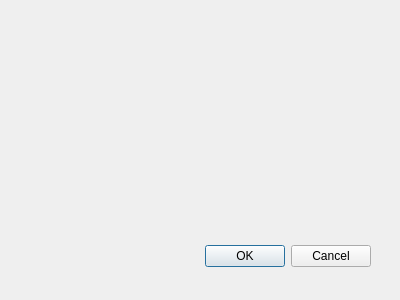
Qt form fontSettings.ui (QMapfileEditor/QMapfileEditor) before a commit.
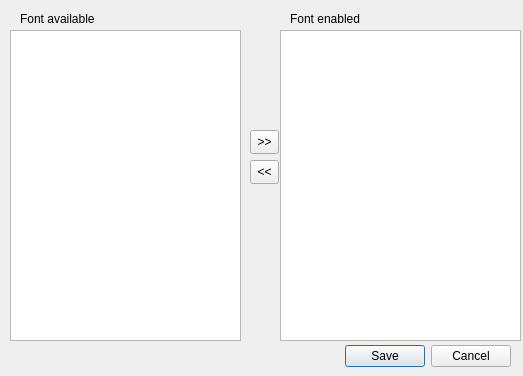
The same form after that commit.

Commit message: Add new ui for fonts settings and improve layervector ui

The edit to the form file:
```diff
--- a/fontSettings.ui
+++ b/fontSettings.ui
@@ -3,23 +3,23 @@
  <comment></comment>
  <exportmacro></exportmacro>
  <class>Dialog</class>
- <widget class="QDialog" name="Dialog" >
-  <property name="geometry" >
+ <widget class="QDialog" name="Dialog">
+  <property name="geometry">
    <rect>
     <x>0</x>
     <y>0</y>
-    <width>400</width>
-    <height>300</height>
+    <width>523</width>
+    <height>376</height>
    </rect>
   </property>
   <property name="windowTitle" >
    <string>Dialog</string>
   </property>
-  <widget class="QDialogButtonBox" name="buttonBox" >
-   <property name="geometry" >
+  <widget class="QDialogButtonBox" name="buttonBox">
+   <property name="geometry">
     <rect>
-     <x>30</x>
-     <y>240</y>
+     <x>170</x>
+     <y>340</y>
      <width>341</width>
      <height>32</height>
     </rect>
@@ -27,8 +27,80 @@
    <property name="orientation" >
     <enum>Qt::Horizontal</enum>
    </property>
-   <property name="standardButtons" >
-    <set>QDialogButtonBox::Cancel|QDialogButtonBox::Ok</set>
+   <property name="standardButtons">
+    <set>QDialogButtonBox::Cancel|QDialogButtonBox::Save</set>
+   </property>
+  </widget>
+  <widget class="QListView" name="FontList">
+   <property name="geometry">
+    <rect>
+     <x>10</x>
+     <y>30</y>
+     <width>231</width>
+     <height>311</height>
+    </rect>
+   </property>
+  </widget>
+  <widget class="QListView" name="mf_fontlist">
+   <property name="geometry">
+    <rect>
+     <x>280</x>
+     <y>30</y>
+     <width>241</width>
+     <height>311</height>
+    </rect>
+   </property>
+  </widget>
+  <widget class="QToolButton" name="addButton">
+   <property name="geometry">
+    <rect>
+     <x>250</x>
+     <y>130</y>
+     <width>29</width>
+     <height>24</height>
+    </rect>
+   </property>
+   <property name="text">
+    <string>&gt;&gt;</string>
+   </property>
+  </widget>
+  <widget class="QToolButton" name="removeButton">
+   <property name="geometry">
+    <rect>
+     <x>250</x>
+     <y>160</y>
+     <width>29</width>
+     <height>24</height>
+    </rect>
+   </property>
+   <property name="text">
+    <string>&lt;&lt;</string>
+   </property>
+  </widget>
+  <widget class="QLabel" name="fontAvailableLabel">
+   <property name="geometry">
+    <rect>
+     <x>20</x>
+     <y>10</y>
+     <width>211</width>
+     <height>17</height>
+    </rect>
+   </property>
+   <property name="text">
+    <string>Font available</string>
+   </property>
+  </widget>
+  <widget class="QLabel" name="fontEnabledLabel">
+   <property name="geometry">
+    <rect>
+     <x>290</x>
+     <y>10</y>
+     <width>221</width>
+     <height>17</height>
+    </rect>
+   </property>
+   <property name="text">
+    <string>Font enabled</string>
    </property>
   </widget>
  </widget>
```
Left out of the diff: 19 changed lines with no effect on the pictures. The commit also changes 2 other files.
